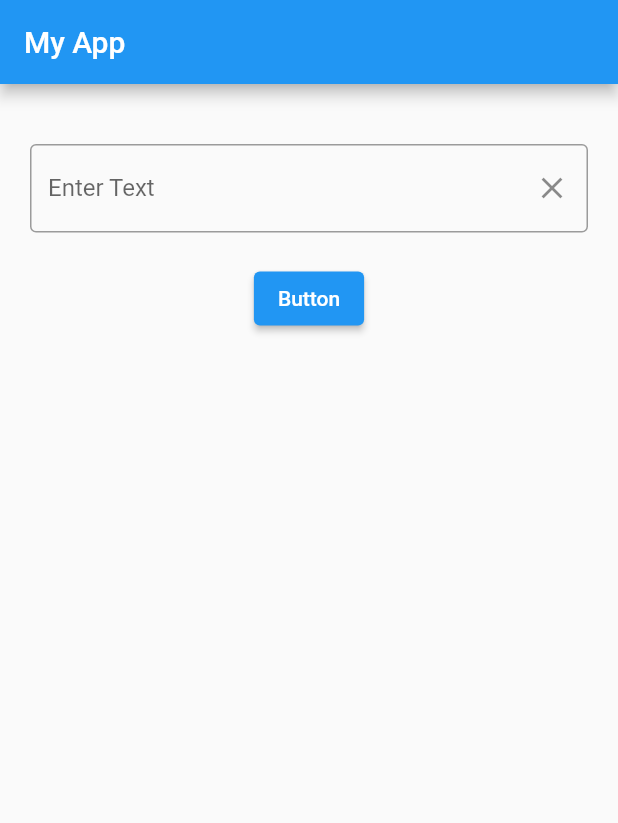
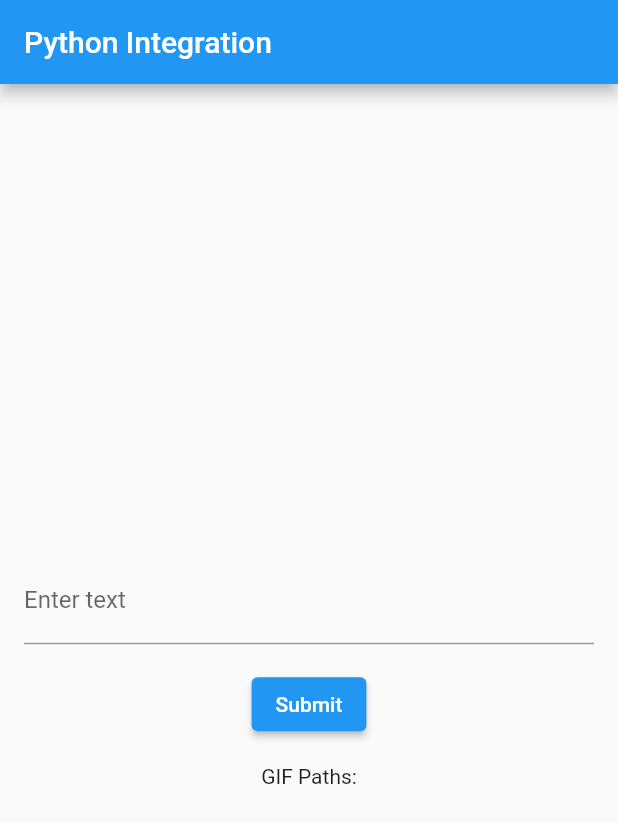
Before and after one commit to eyos-ias/Text-to-ASL, a Flutter app: the screen it shows after launch, on a phone screen of 412 x 824 dp. Shown: the top 823 px of the screen. Run offline on Flutter 3.47's test engine with Material 2 defaults, Android fonts, the phone set to English and light mode, and no system bars.

Commit message:
connecting the python code to the flutter   mvp

```diff
--- a/lib/homepage.dart
+++ /dev/null
@@ -1,138 +0,0 @@
-import 'dart:io';
-
-import 'package:flutter/material.dart';
-
-// void main() {
-//   runApp(MyApp());
-// }
-
-// class MyApp extends StatelessWidget {
-//   @override
-//   Widget build(BuildContext context) {
-//     return MaterialApp(
-//       title: 'My App',
-//       theme: ThemeData(
-//         primarySwatch: Colors.blue,
-//       ),
-//       home: HomePage(),
-//     );
-//   }
-// }
-
-class HomePage extends StatefulWidget {
-  @override
-  _HomePageState createState() => _HomePageState();
-}
-
-class _HomePageState extends State<HomePage> {
-  final TextEditingController _textEditingController = TextEditingController();
-  final FocusNode _textFocusNode = FocusNode();
-  bool _displayImage = false;
-  String _imageName = '';
-
-  void _toggleDisplayImage() {
-    setState(() {
-      _displayImage = !_displayImage;
-    });
-  }
-
-  void _clearText() {
-    setState(() {
-      _textEditingController.clear();
-      _displayImage = false; // Hide the image when clearing text
-    });
-  }
-
-  void _dismissKeyboard() {
-    _textFocusNode.unfocus();
-  }
-
-  Future<void> _checkImageExists(String imageName) async {
-    final directory = Directory('/images');
-    // print(directory);
-    final files = await directory.list().toList();
-
-    bool exists = false;
-    for (var file in files) {
-      print(file);
-      // final fileName = file.path.split('/').last;
-      // final nameWithoutExtension = fileName.split('.').first;
-      // if (nameWithoutExtension == imageName) {
-      //   exists = true;
-      //   break;
-      // }
-    }
-
-    setState(() {
-      _displayImage = exists;
-    });
-  }
-
-  @override
-  void dispose() {
-    _textEditingController.dispose();
-    _textFocusNode.dispose();
-    super.dispose();
-  }
-
-  @override
-  Widget build(BuildContext context) {
-    return Scaffold(
-      appBar: AppBar(
-        title: Text('My App'),
-      ),
-      body: GestureDetector(
-        onTap:
-            _dismissKeyboard, // Dismiss keyboard when tapping outside of TextField
-        child: SingleChildScrollView(
-          child: Container(
-            padding: EdgeInsets.all(20.0), // Add 20px padding on all sides
-            child: Column(
-              children: [
-                if (_displayImage)
-                  Padding(
-                    padding:
-                        EdgeInsets.all(20.0), // Add 20px padding to the Image
-                    child: Image.asset(
-                      'images/$_imageName',
-                      height: 200, // Set the height of the image
-                    ),
-                  ),
-                SizedBox(height: 20),
-                TextField(
-                  controller: _textEditingController,
-                  focusNode: _textFocusNode,
-                  decoration: InputDecoration(
-                    labelText: 'Enter Text',
-                    border: OutlineInputBorder(
-                      borderSide: BorderSide(color: Colors.blue, width: 2.0),
-                    ),
-                    suffixIcon: IconButton(
-                      icon: Icon(Icons.clear),
-                      onPressed: () {
-                        _clearText();
-                        _dismissKeyboard(); // Dismiss keyboard when clear button is pressed
-                      },
-                    ),
-                  ),
-                ),
-                SizedBox(height: 20),
-                ElevatedButton(
-                  onPressed: () {
-                    final enteredText = _textEditingController.text.trim();
-                    if (enteredText.isNotEmpty) {
-                      _imageName = enteredText;
-                      _checkImageExists(enteredText);
-                      _dismissKeyboard(); // Dismiss keyboard when button is pressed
-                    }
-                  },
-                  child: Text('Button'),
-                ),
-              ],
-            ),
-          ),
-        ),
-      ),
-    );
-  }
-}
--- a/lib/main.dart
+++ b/lib/main.dart
@@ -1,5 +1,6 @@
+import 'dart:convert';
 import 'package:flutter/material.dart';
-import 'homepage.dart';
+import 'package:http/http.dart' as http;
 
 void main() {
   runApp(MyApp());
@@ -9,11 +10,77 @@ class MyApp extends StatelessWidget {
   @override
   Widget build(BuildContext context) {
     return MaterialApp(
-      title: 'My App',
+      title: 'Python Integration',
       theme: ThemeData(
         primarySwatch: Colors.blue,
       ),
-      home: HomePage(),
+      home: MyHomePage(),
     );
   }
 }
+
+class MyHomePage extends StatefulWidget {
+  @override
+  _MyHomePageState createState() => _MyHomePageState();
+}
+
+class _MyHomePageState extends State<MyHomePage> {
+  final TextEditingController _textEditingController = TextEditingController();
+  List<String> gifPaths = [];
+
+  Future<void> sendInputToBackend(List<String> inputWords) async {
+    final apiUrl = 'http://127.0.0.1:5000/process_input';
+    final response = await http.post(
+      Uri.parse(apiUrl),
+      headers: {'Content-Type': 'application/json'},
+      body: jsonEncode({'words': inputWords}),
+    );
+
+    if (response.statusCode == 200) {
+      final responseData = jsonDecode(response.body);
+      setState(() {
+        gifPaths = List<String>.from(responseData['gif_paths']);
+      });
+    } else {
+      throw Exception('Failed to communicate with the backend API.');
+    }
+  }
+
+  @override
+  Widget build(BuildContext context) {
+    return Scaffold(
+      appBar: AppBar(
+        title: Text('Python Integration'),
+      ),
+      body: Center(
+        child: Column(
+          mainAxisAlignment: MainAxisAlignment.center,
+          children: [
+            Padding(
+              padding: EdgeInsets.all(16.0),
+              child: TextField(
+                controller: _textEditingController,
+                decoration: InputDecoration(
+                  labelText: 'Enter text',
+                ),
+              ),
+            ),
+            ElevatedButton(
+              onPressed: () {
+                // Send the entered text to the backend API
+                String enteredText = _textEditingController.text;
+                sendInputToBackend([enteredText]);
+              },
+              child: Text('Submit'),
+            ),
+            SizedBox(height: 16.0),
+            Text('GIF Paths:'),
+            Column(
+              children: gifPaths.map((path) => Text(path)).toList(),
+            ),
+          ],
+        ),
+      ),
+    );
+  }
+}
--- a/pubspec.yaml
+++ b/pubspec.yaml
@@ -36,10 +36,7 @@ dependencies:
   # Use with the CupertinoIcons class for iOS style icons.
   cupertino_icons: ^1.0.2
 
-dev_dependencies:
-  flutter_test:
-    sdk: flutter
-
+  http: ^1.1.0 # Add this line
   # The "flutter_lints" package below contains a set of recommended lints to
   # encourage good coding practices. The lint set provided by the package is
   # activated in the `analysis_options.yaml` file located at the root of your
```
Also changed, not shown: pubspec.lock.
